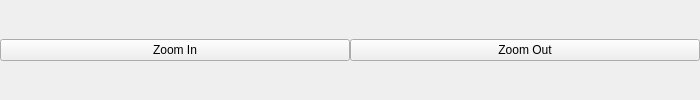
The window that topselectionpane.ui (KaramVSingh/Black-Box) describes before a commit, drawn with Qt 5.
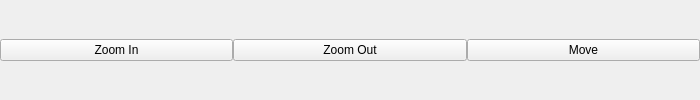
The same window after the commit.

Commit message: added move tool

The edit to the form file:
```diff
--- a/topselectionpane.ui
+++ b/topselectionpane.ui
@@ -55,6 +55,13 @@
      </property>
     </widget>
    </item>
+   <item>
+    <widget class="QPushButton" name="moveButton">
+     <property name="text">
+      <string>Move</string>
+     </property>
+    </widget>
+   </item>
   </layout>
  </widget>
  <resources/>
```
The commit also changes 4 other files.
